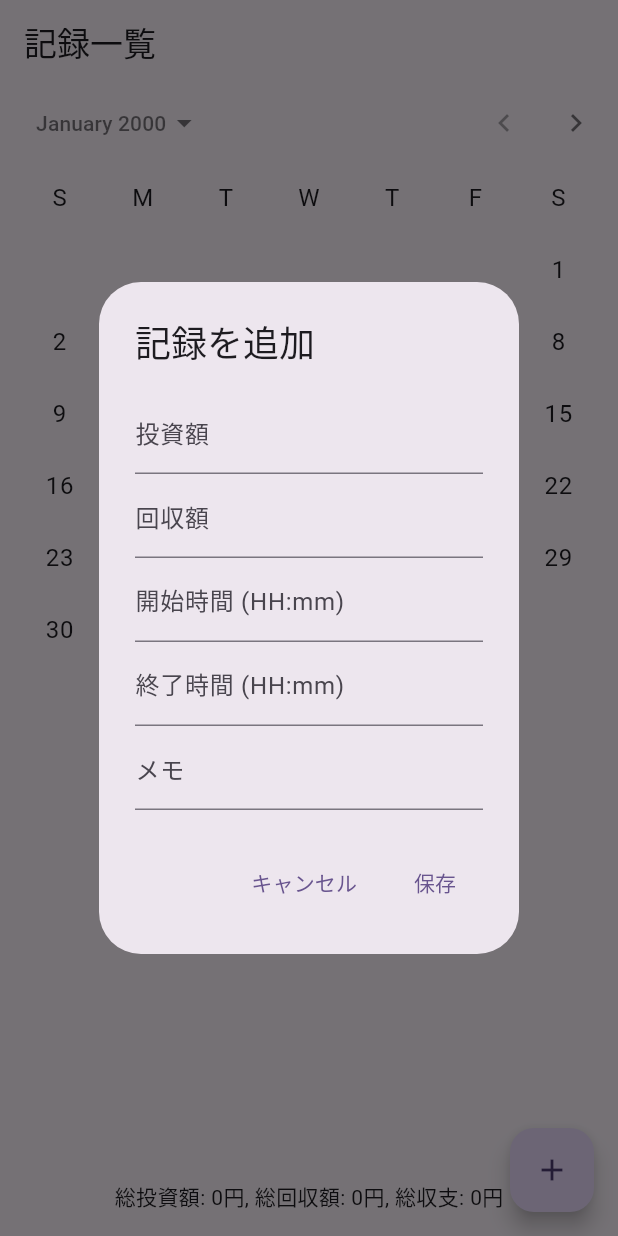
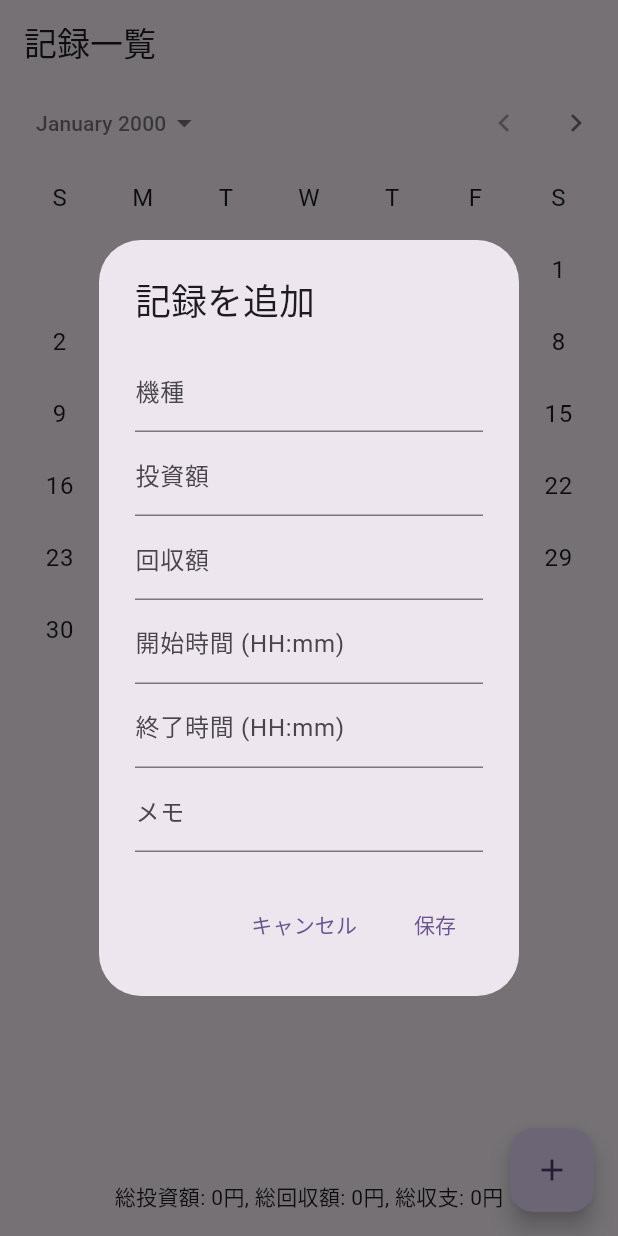
Before and after one commit to FAL-coffee/ps_log, a Flutter app: the screen it shows after launch, after a tap on the "add" icon, on a phone screen of 412 x 824 dp. Run offline on Flutter 3.47's test engine with Material 3 defaults, Android fonts, the light colour scheme and no system bars.

Commit message:
Add machine master data

```diff
--- /dev/null
+++ b/lib/machine_master.dart
@@ -0,0 +1,12 @@
+class Machine {
+  final String name;
+  final List<String> aliases;
+
+  const Machine({required this.name, this.aliases = const []});
+}
+
+const List<Machine> machineMaster = [
+  Machine(name: 'PF機動戦士ガンダムユニコーン', aliases: ['ユニコーン']),
+  Machine(name: 'Pヴァルヴレイヴ', aliases: ['ヴヴヴ']),
+  Machine(name: 'Sエヴァンゲリオン', aliases: ['エヴァ']),
+];
--- a/lib/main.dart
+++ b/lib/main.dart
@@ -1,5 +1,6 @@
 import 'package:flutter/material.dart';
 import 'record.dart';
+import 'machine_master.dart';
 
 void main() {
   runApp(const PsLogApp());
@@ -36,11 +37,13 @@ class _RecordListPageState extends State<RecordListPage> {
   }
 
   void _addRecord() {
+    late TextEditingController machineController;
     final investmentController = TextEditingController();
     final returnController = TextEditingController();
     final startController = TextEditingController();
     final endController = TextEditingController();
     final noteController = TextEditingController();
+    Machine? selectedMachine;
     showDialog(
       context: context,
       builder: (context) {
@@ -49,6 +52,34 @@ class _RecordListPageState extends State<RecordListPage> {
           content: Column(
             mainAxisSize: MainAxisSize.min,
             children: [
+              Autocomplete<Machine>(
+                optionsBuilder: (TextEditingValue textEditingValue) {
+                  if (textEditingValue.text == '') {
+                    return const Iterable<Machine>.empty();
+                  }
+                  final query = textEditingValue.text.toLowerCase();
+                  return machineMaster.where((Machine m) {
+                    final nameMatch = m.name.toLowerCase().contains(query);
+                    final aliasMatch =
+                        m.aliases.any((a) => a.toLowerCase().contains(query));
+                    return nameMatch || aliasMatch;
+                  });
+                },
+                displayStringForOption: (Machine m) => m.name,
+                onSelected: (Machine m) {
+                  selectedMachine = m;
+                },
+                fieldViewBuilder: (context, textEditingController, focusNode,
+                    onEditingComplete) {
+                  machineController = textEditingController;
+                  return TextField(
+                    key: const Key('machineField'),
+                    controller: textEditingController,
+                    focusNode: focusNode,
+                    decoration: const InputDecoration(labelText: '機種'),
+                  );
+                },
+              ),
               TextField(
                 key: const Key('investmentField'),
                 controller: investmentController,
@@ -65,13 +96,15 @@ class _RecordListPageState extends State<RecordListPage> {
                 key: const Key('startField'),
                 controller: startController,
                 keyboardType: TextInputType.datetime,
-                decoration: const InputDecoration(labelText: '開始時間 (HH:mm)'),
+                decoration:
+                    const InputDecoration(labelText: '開始時間 (HH:mm)'),
               ),
               TextField(
                 key: const Key('endField'),
                 controller: endController,
                 keyboardType: TextInputType.datetime,
-                decoration: const InputDecoration(labelText: '終了時間 (HH:mm)'),
+                decoration:
+                    const InputDecoration(labelText: '終了時間 (HH:mm)'),
               ),
               TextField(
                 key: const Key('noteField'),
@@ -87,8 +120,10 @@ class _RecordListPageState extends State<RecordListPage> {
             ),
             TextButton(
               onPressed: () {
-                final investment = int.tryParse(investmentController.text) ?? 0;
-                final returnAmount = int.tryParse(returnController.text) ?? 0;
+                final investment =
+                    int.tryParse(investmentController.text) ?? 0;
+                final returnAmount =
+                    int.tryParse(returnController.text) ?? 0;
                 DateTime? startTime;
                 DateTime? endTime;
                 if (startController.text.isNotEmpty) {
@@ -122,9 +157,26 @@ class _RecordListPageState extends State<RecordListPage> {
                   }
                 }
                 final note = noteController.text;
+                final machineInput = machineController.text.trim();
+                String machineName;
+                if (selectedMachine != null &&
+                    selectedMachine!.name == machineInput) {
+                  machineName = selectedMachine!.name;
+                } else {
+                  try {
+                    machineName = machineMaster
+                        .firstWhere((m) =>
+                            m.name == machineInput ||
+                            m.aliases.contains(machineInput))
+                        .name;
+                  } catch (_) {
+                    machineName = machineInput;
+                  }
+                }
                 setState(() {
                   _records.add(Record(
                     date: _selectedDate,
+                    machine: machineName,
                     investment: investment,
                     returnAmount: returnAmount,
                     startTime: startTime,
@@ -175,13 +227,15 @@ class _RecordListPageState extends State<RecordListPage> {
                       String _formatTime(DateTime t) =>
                           '${t.hour.toString().padLeft(2, '0')}:${t.minute.toString().padLeft(2, '0')}';
                       return ListTile(
-                        title: Text(
-                            '投資: ${record.investment}円, 回収: ${record.returnAmount}円'),
+                        title: Text(record.machine),
                         subtitle: Column(
                           crossAxisAlignment: CrossAxisAlignment.start,
                           children: [
+                            Text(
+                                '投資: ${record.investment}円, 回収: ${record.returnAmount}円'),
                             Text('収支: ${record.profit}円'),
-                            if (record.startTime != null && record.endTime != null)
+                            if (record.startTime != null &&
+                                record.endTime != null)
                               Text(
                                   '開始: ${_formatTime(record.startTime!)}, 終了: ${_formatTime(record.endTime!)}'),
                             if (record.note != null)
--- a/lib/record.dart
+++ b/lib/record.dart
@@ -1,5 +1,7 @@
 /// 1件の稼働記録を表すクラス
 class Record {
+  /// 選択した機種名
+  final String machine;
   /// 日付
   final DateTime date;
 
@@ -20,6 +22,7 @@ class Record {
 
     const Record({
       required this.date,
+      required this.machine,
       required this.investment,
       required this.returnAmount,
       this.startTime,
```
Also changed, not shown: 2 other files. Lines whose indentation alone changed are shown as unchanged.
